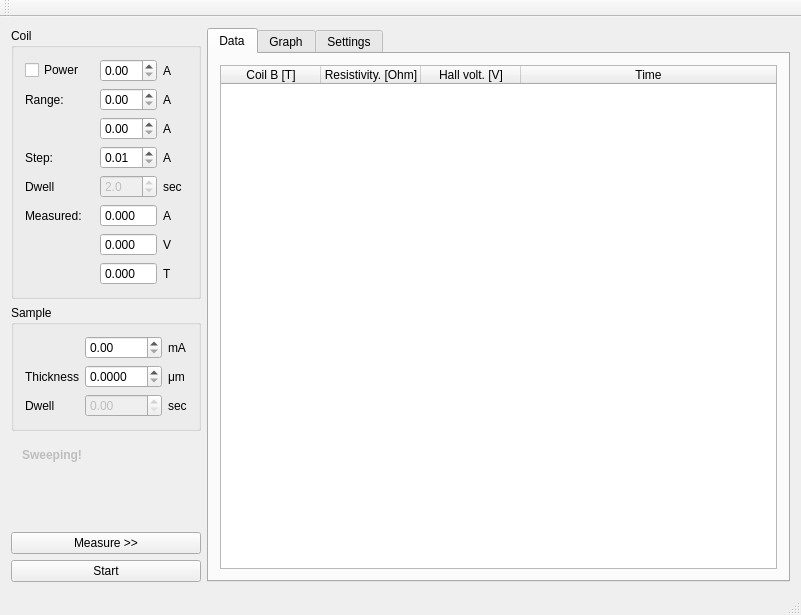
Above: src/mainwindow.ui from mBr001/hall before the change. Below: the same form after it.
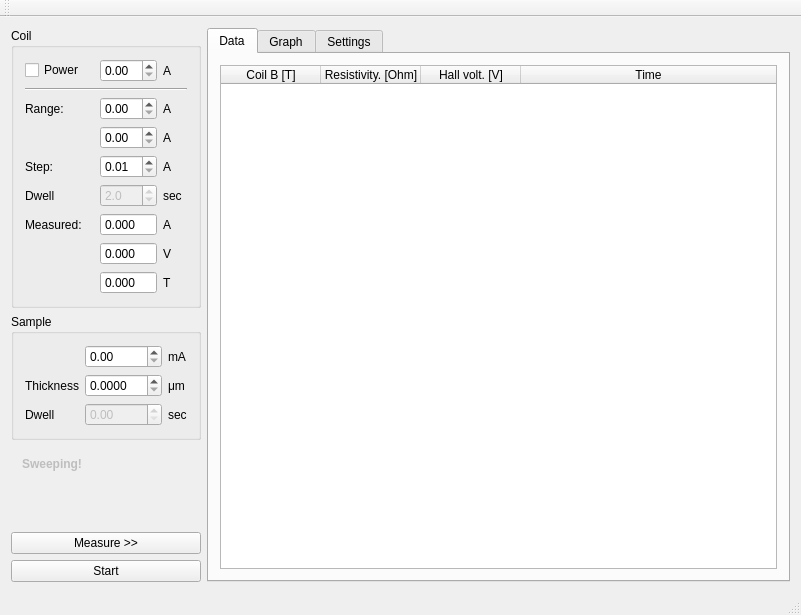
That is the form after the change. Custom widgets are drawn as their Qt base class.

Commit message: create unit constants

```diff
--- a/src/mainwindow.ui
+++ b/src/mainwindow.ui
@@ -55,14 +55,14 @@
              </property>
             </widget>
            </item>
-           <item row="5" column="0" colspan="2">
+           <item row="6" column="0" colspan="2">
             <widget class="QLabel" name="label_6">
              <property name="text">
               <string>Measured:</string>
              </property>
             </widget>
            </item>
-           <item row="5" column="2">
+           <item row="6" column="2">
             <widget class="QDoubleSpinBox" name="coilCurrMeasDoubleSpinBox">
              <property name="toolTip">
               <string>Measured value of current passing trought coil.</string>
@@ -78,14 +78,14 @@
              </property>
             </widget>
            </item>
-           <item row="5" column="3">
+           <item row="6" column="3">
             <widget class="QLabel" name="label_8">
              <property name="text">
               <string>A</string>
              </property>
             </widget>
            </item>
-           <item row="6" column="2">
+           <item row="7" column="2">
             <widget class="QDoubleSpinBox" name="coilVoltMeasDoubleSpinBox">
              <property name="toolTip">
               <string>Measured value of voltage at coil.</string>
@@ -101,21 +101,21 @@
              </property>
             </widget>
            </item>
-           <item row="6" column="3">
+           <item row="7" column="3">
             <widget class="QLabel" name="label_2">
              <property name="text">
               <string>V</string>
              </property>
             </widget>
            </item>
-           <item row="3" column="0" colspan="2">
+           <item row="4" column="0" colspan="2">
             <widget class="QLabel" name="label_11">
              <property name="text">
               <string>Step:</string>
              </property>
             </widget>
            </item>
-           <item row="3" column="2">
+           <item row="4" column="2">
             <widget class="QDoubleSpinBox" name="coilCurrStepDoubleSpinBox">
              <property name="toolTip">
               <string>Step for current value for automated measurement.</string>
@@ -128,21 +128,21 @@
              </property>
             </widget>
            </item>
-           <item row="3" column="3">
+           <item row="4" column="3">
             <widget class="QLabel" name="label_12">
              <property name="text">
               <string>A</string>
              </property>
             </widget>
            </item>
-           <item row="4" column="0" colspan="2">
+           <item row="5" column="0" colspan="2">
             <widget class="QLabel" name="label_4">
              <property name="text">
               <string>Dwell</string>
              </property>
             </widget>
            </item>
-           <item row="4" column="2">
+           <item row="5" column="2">
             <widget class="QDoubleSpinBox" name="coilDwellDoubleSpinBox">
              <property name="enabled">
               <bool>false</bool>
@@ -158,21 +158,21 @@
              </property>
             </widget>
            </item>
-           <item row="4" column="3">
+           <item row="5" column="3">
             <widget class="QLabel" name="label_9">
              <property name="text">
               <string>sec</string>
              </property>
             </widget>
            </item>
-           <item row="7" column="3">
+           <item row="8" column="3">
             <widget class="QLabel" name="label_13">
              <property name="text">
               <string>T</string>
              </property>
             </widget>
            </item>
-           <item row="7" column="2">
+           <item row="8" column="2">
             <widget class="QDoubleSpinBox" name="coilBDoubleSpinBox">
              <property name="readOnly">
               <bool>true</bool>
@@ -194,41 +194,48 @@
              </property>
             </widget>
            </item>
-           <item row="1" column="0">
+           <item row="2" column="0">
             <widget class="QLabel" name="label_10">
              <property name="text">
               <string>Range:</string>
              </property>
             </widget>
            </item>
-           <item row="1" column="2">
-            <widget class="QDoubleSpinBox" name="coilCurrMinDoubleSpinBox">
-             <property name="singleStep">
-              <double>0.100000000000000</double>
-             </property>
-            </widget>
-           </item>
            <item row="2" column="2">
+            <widget class="QDoubleSpinBox" name="coilCurrMinDoubleSpinBox">
+             <property name="singleStep">
+              <double>0.100000000000000</double>
+             </property>
+            </widget>
+           </item>
+           <item row="3" column="2">
             <widget class="QDoubleSpinBox" name="coilCurrMaxDoubleSpinBox">
              <property name="singleStep">
               <double>0.100000000000000</double>
              </property>
             </widget>
            </item>
-           <item row="1" column="3">
-            <widget class="QLabel" name="label_21">
-             <property name="text">
-              <string>A</string>
-             </property>
-            </widget>
-           </item>
            <item row="2" column="3">
+            <widget class="QLabel" name="label_21">
+             <property name="text">
+              <string>A</string>
+             </property>
+            </widget>
+           </item>
+           <item row="3" column="3">
             <widget class="QLabel" name="label_22">
              <property name="text">
               <string>A</string>
              </property>
             </widget>
            </item>
+           <item row="1" column="0" colspan="4">
+            <widget class="Line" name="line">
+             <property name="orientation">
+              <enum>Qt::Horizontal</enum>
+             </property>
+            </widget>
+           </item>
           </layout>
          </widget>
         </item>
```
The commit also changes 1 other file.
